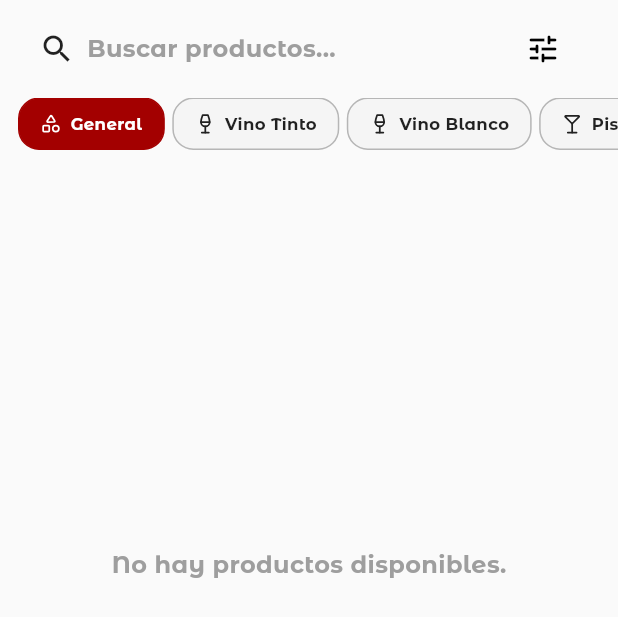
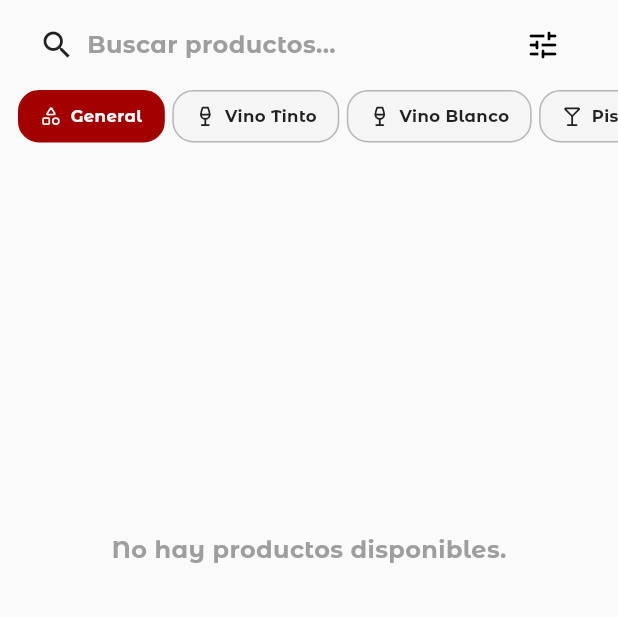
Before and after one commit to Generous12/adminVinosapp, a Flutter app: the ComprasPageVinosC widget shown alone on an empty page, opened directly, on a phone screen of 412 x 824 dp. Shown: the top 617 px of the screen. Run offline on Flutter 3.47's test engine with Material 3 defaults, Android fonts, the phone set to English and light mode, and no system bars; our stand-ins replace badges, cached_network_image, chewie, cloud_firestore, connectivity_plus, dropdown_button2 and 24 more; missing offline and left inert: flutter_initicon, pro_image_editor, syncfusion_flutter_core, syncfusion_flutter_pdfviewer, video_trimmer; accounts and stored records are empty; network calls fail; project files that could hold a hidden picture were left out.

Commit message:
actulizacio 101

```diff
--- a/lib/VistaCliente/screePrincipal/compras.dart
+++ b/lib/VistaCliente/screePrincipal/compras.dart
@@ -260,7 +260,6 @@ class _ComprasPageState extends State<ComprasPageVinosC> {
       behavior: HitTestBehavior.translucent,
       child: RefreshIndicator(
         color: const Color(0xFFA30000),
-        backgroundColor: const Color.fromARGB(255, 255, 255, 255),
         onRefresh: () async {
           await cargarContenido();
         },
@@ -275,7 +274,7 @@ class _ComprasPageState extends State<ComprasPageVinosC> {
               scrolledUnderElevation: 0,
 
               automaticallyImplyLeading: false,
-              toolbarHeight: 70,
+              toolbarHeight: 65,
               title: Container(
                 height: 50,
                 decoration: BoxDecoration(
@@ -358,9 +357,9 @@ class _ComprasPageState extends State<ComprasPageVinosC> {
                 ),
               ),
               bottom: PreferredSize(
-                preferredSize: const Size.fromHeight(45),
+                preferredSize: const Size.fromHeight(40),
                 child: Padding(
-                  padding: const EdgeInsets.only(bottom: 15.0),
+                  padding: const EdgeInsets.only(bottom: 10.0),
                   child: CategoriaSelectorVinos(
                     onCategoriaSelected: (categoria) {
                       selectedCategoria = categoria;
@@ -379,7 +378,7 @@ class _ComprasPageState extends State<ComprasPageVinosC> {
                 child: Center(
                   child: Padding(
                     padding: const EdgeInsets.only(top: 20),
-                    child: LoadingAnimationWidget.staggeredDotsWave(
+                    child: LoadingAnimationWidget.horizontalRotatingDots(
                       color: const Color(0xFFA30000),
                       size: 40,
                     ),
@@ -664,7 +663,7 @@ class _ComprasPageState extends State<ComprasPageVinosC> {
                 child: Center(
                   child: Padding(
                     padding: const EdgeInsets.only(top: 10),
-                    child: LoadingAnimationWidget.staggeredDotsWave(
+                    child: LoadingAnimationWidget.horizontalRotatingDots(
                       color: const Color(0xFFA30000),
                       size: 40,
                     ),
```
Also changed, not shown: lib/VistaCliente/detalleVinos/detalleProductoV.dart (+15 -15 lines), lib/VistaCliente/screePrincipal/atencionCliente/atencionClient.dart (+7 -14 lines), lib/VistaCliente/screePrincipal/atencionCliente/chatCreadobyClient.dart (+5 -6 lines), lib/VistaCliente/screePrincipal/promo.dart (+12 -5 lines), lib/main.dart (+8 -6 lines).
